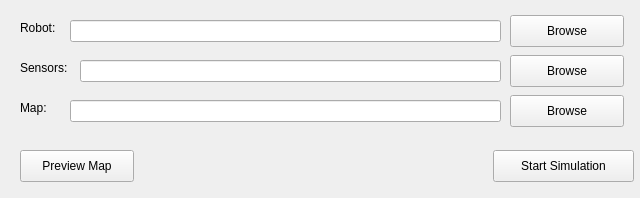
jhurobotics/Trinity, file qt/mainwindow.ui: the form before one commit.
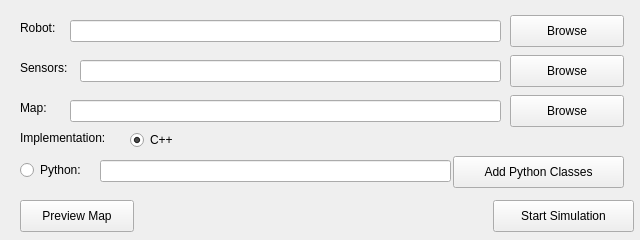
The form after the commit.

Commit message: Added ability to select a Python implementation for the Robot

```diff
--- a/qt/mainwindow.ui
+++ b/qt/mainwindow.ui
@@ -7,19 +7,19 @@
     <x>0</x>
     <y>0</y>
     <width>640</width>
-    <height>198</height>
+    <height>240</height>
    </rect>
   </property>
   <property name="minimumSize">
    <size>
     <width>640</width>
-    <height>198</height>
+    <height>240</height>
    </size>
   </property>
   <property name="maximumSize">
    <size>
     <width>640</width>
-    <height>198</height>
+    <height>240</height>
    </size>
   </property>
   <property name="windowTitle">
@@ -138,7 +138,7 @@
     <property name="geometry">
      <rect>
       <x>20</x>
-      <y>150</y>
+      <y>200</y>
       <width>114</width>
       <height>32</height>
      </rect>
@@ -151,7 +151,7 @@
     <property name="geometry">
      <rect>
       <x>493</x>
-      <y>150</y>
+      <y>200</y>
       <width>141</width>
       <height>32</height>
      </rect>
@@ -160,6 +160,71 @@
      <string>Start Simulation</string>
     </property>
    </widget>
+   <widget class="QRadioButton" name="cppButton">
+    <property name="geometry">
+     <rect>
+      <x>130</x>
+      <y>130</y>
+      <width>61</width>
+      <height>20</height>
+     </rect>
+    </property>
+    <property name="text">
+     <string>C++</string>
+    </property>
+    <property name="checked">
+     <bool>true</bool>
+    </property>
+   </widget>
+   <widget class="QRadioButton" name="pythonButton">
+    <property name="geometry">
+     <rect>
+      <x>20</x>
+      <y>160</y>
+      <width>71</width>
+      <height>20</height>
+     </rect>
+    </property>
+    <property name="text">
+     <string>Python:</string>
+    </property>
+   </widget>
+   <widget class="QLabel" name="label">
+    <property name="geometry">
+     <rect>
+      <x>20</x>
+      <y>130</y>
+      <width>111</width>
+      <height>16</height>
+     </rect>
+    </property>
+    <property name="text">
+     <string>Implementation:</string>
+    </property>
+   </widget>
+   <widget class="QLineEdit" name="pyClass">
+    <property name="geometry">
+     <rect>
+      <x>100</x>
+      <y>160</y>
+      <width>351</width>
+      <height>22</height>
+     </rect>
+    </property>
+   </widget>
+   <widget class="QPushButton" name="addPython">
+    <property name="geometry">
+     <rect>
+      <x>453</x>
+      <y>156</y>
+      <width>171</width>
+      <height>32</height>
+     </rect>
+    </property>
+    <property name="text">
+     <string>Add Python Classes</string>
+    </property>
+   </widget>
   </widget>
  </widget>
  <layoutdefault spacing="6" margin="11"/>
```
The commit also changes 9 other files.
